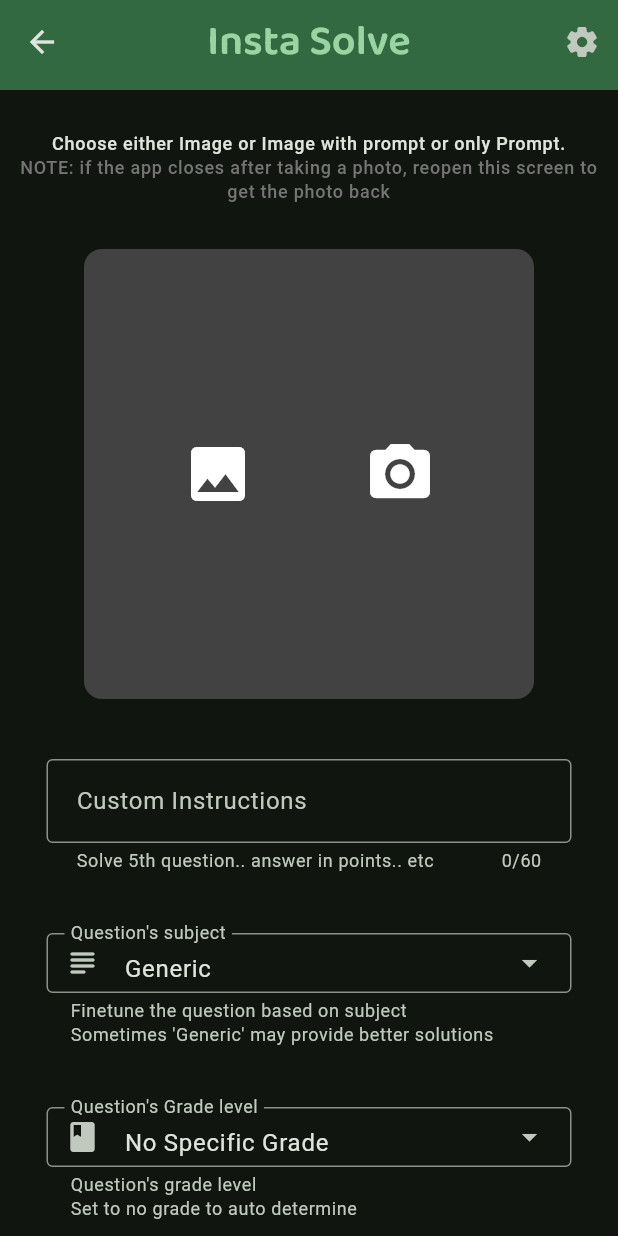
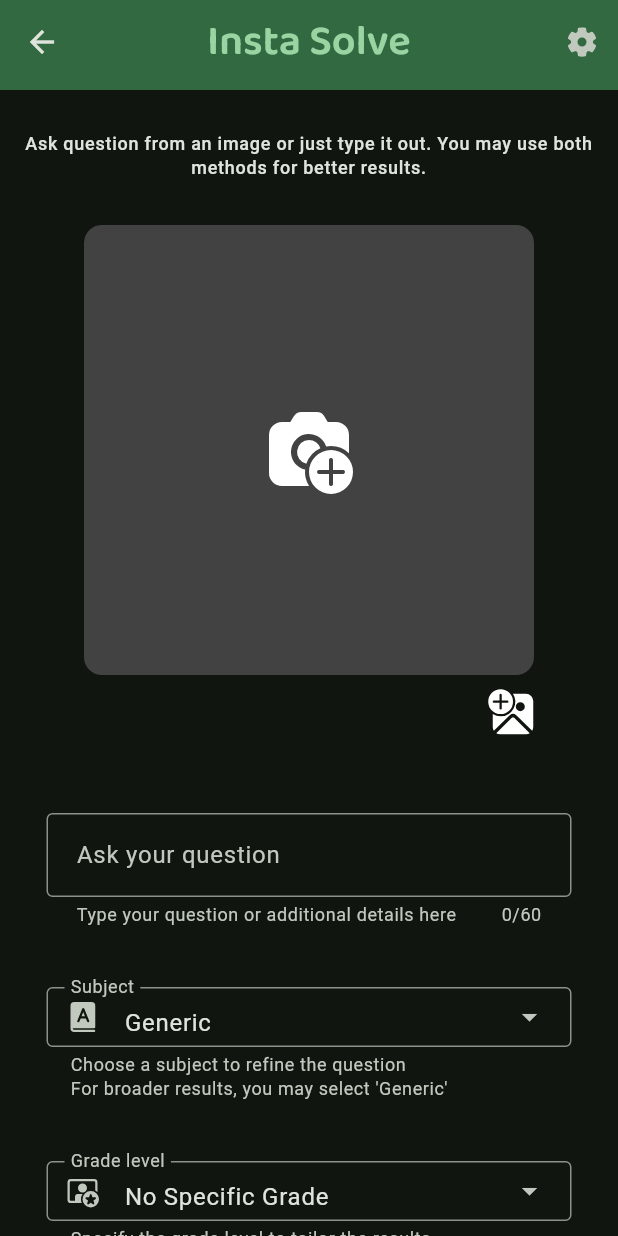
Before and after one commit to HarshNarayanJha/Insta-Solve, a Flutter app: the ScanPage screen opened by its route, on a phone screen of 412 x 824 dp. Run offline on Flutter 3.47's test engine with Material 3 defaults, Android fonts, the phone set to English and light mode, and no system bars; our stand-ins replace animated_text_kit, fluentui_system_icons, flutter_secure_storage, google_fonts, google_generative_ai, hive and 6 more; missing offline and left inert: flutter_tex; accounts and stored records are empty.

Commit message:
icons and text upgrades

```diff
--- a/lib/pages/answer_detail_page.dart
+++ b/lib/pages/answer_detail_page.dart
@@ -1,3 +1,4 @@
+import 'package:fluentui_system_icons/fluentui_system_icons.dart';
 import 'package:flutter/material.dart';
 import 'package:flutter_tex/flutter_tex.dart';
 import 'package:image_picker/image_picker.dart';
@@ -68,10 +69,10 @@ class _AnswerDetailPageState extends State<AnswerDetailPage> {
               padding: const EdgeInsets.all(16.0),
               child: Row(
                 children: [
-                  const Icon(Icons.subject_rounded),
+                  const Icon(FluentIcons.book_letter_24_filled),
                   Text(' ${ans.subject.replaceFirst("Photo", '').toTitleCase()}'),
                   const Spacer(),
-                  const Icon(Icons.class_rounded),
+                  const Icon(FluentIcons.video_person_star_24_filled),
                   Text(' ${ans.grade}'),
                 ],
               ),
--- a/lib/pages/answer_page.dart
+++ b/lib/pages/answer_page.dart
@@ -3,6 +3,7 @@ import 'dart:math';
 import 'dart:developer' as dev;
 
 import 'package:animated_text_kit/animated_text_kit.dart';
+import 'package:fluentui_system_icons/fluentui_system_icons.dart';
 import 'package:flutter/material.dart';
 import 'package:flutter_tex/flutter_tex.dart';
 import 'package:google_generative_ai/google_generative_ai.dart';
@@ -111,7 +112,7 @@ class _AnswerPageState extends State<AnswerPage> {
         // Invalid Api Key Provided!
         apiCalled = true;
         responseText =
-            "Invalid API Key supplied! Please verify your API key in settings, or turn off Custom API Key!";
+            "The API key provided is invalid. Please check your API key in preferences or disable the custom API key option.";
       }
     } else {
       _model = GenerativeModel(
@@ -178,7 +179,7 @@ class _AnswerPageState extends State<AnswerPage> {
             ScaffoldMessenger.of(context).hideCurrentSnackBar();
             ScaffoldMessenger.of(context).showSnackBar(SnackBar(
               behavior: SnackBarBehavior.floating,
-              content: const Text("Auto Saved to Library!!"),
+              content: const Text("Automatically saved to the library."),
               action: SnackBarAction(
                   label: "Delete",
                   onPressed: () async {
@@ -190,7 +191,7 @@ class _AnswerPageState extends State<AnswerPage> {
             ));
           }
         } else {
-          responseText = "Error fetching Answer";
+          responseText = "Unable to fetch the answer.";
         }
       });
 
@@ -306,11 +307,11 @@ class _AnswerPageState extends State<AnswerPage> {
                 padding: const EdgeInsets.all(16.0),
                 child: Row(
                   children: [
-                    const Icon(Icons.subject_rounded),
+                    const Icon(FluentIcons.book_letter_24_filled),
                     Text(
                         ' ${subject.name.replaceFirst("Photo", '').toTitleCase()}'),
                     const Spacer(),
-                    const Icon(Icons.class_rounded),
+                    const Icon(FluentIcons.video_person_star_24_filled),
                     Text(' $grade'),
                   ],
                 ),
@@ -337,11 +338,11 @@ class _AnswerPageState extends State<AnswerPage> {
                                 animatedTexts: [
                                   [
                                     TypewriterAnimatedText(
-                                        "Generating the Answer...",
+                                        "Generating Answer...",
                                         cursor: '|',
                                         speed:
                                             const Duration(milliseconds: 100)),
-                                    WavyAnimatedText("Generating the Answer...",
+                                    WavyAnimatedText("Generating Answer...",
                                         speed:
                                             const Duration(milliseconds: 100))
                                   ][textAnimationIndex]
@@ -369,16 +370,16 @@ class _AnswerPageState extends State<AnswerPage> {
         duration: const Duration(milliseconds: 100),
         child: FloatingActionButton.extended(
           enableFeedback: true,
-          tooltip: "Save the Answer for later reference",
+          tooltip: "Save this answer for future reference",
           onPressed: () async {
             // save the image to the disk
             if (answerSaved) {
               ScaffoldMessenger.of(context).hideCurrentSnackBar();
               ScaffoldMessenger.of(context).showSnackBar(SnackBar(
                 behavior: SnackBarBehavior.floating,
-                content: const Text("Already Saved!!"),
+                content: const Text("Already Saved"),
                 action: SnackBarAction(
-                    label: "Delete",
+                    label: "Remove",
                     onPressed: () async {
                       await HiveManager.deleteAnswer(answerKey);
                       setState(() {
@@ -392,7 +393,7 @@ class _AnswerPageState extends State<AnswerPage> {
             ScaffoldMessenger.of(context).hideCurrentSnackBar();
             ScaffoldMessenger.of(context).showSnackBar(SnackBar(
               behavior: SnackBarBehavior.floating,
-              content: const Text("Saved to Library!!"),
+              content: const Text("Saved to Library."),
               action: SnackBarAction(
                   label: "Delete",
                   onPressed: () async {
--- a/lib/pages/home.dart
+++ b/lib/pages/home.dart
@@ -196,7 +196,7 @@ class _HomePageState extends State<HomePage> {
         duration: Durations.medium1,
         offset: fabVisible ? Offset.zero : Offset.fromDirection(3.14 / 2, 1.5),
         child: FloatingActionButton.extended(
-            tooltip: "Scan Picture",
+            tooltip: "Capture New Question",
             label: const Text("New Scan"),
             icon: const Icon(Icons.camera_alt_rounded),
             onPressed: () {
--- a/lib/pages/scan_page.dart
+++ b/lib/pages/scan_page.dart
@@ -1,6 +1,7 @@
 import 'dart:developer';
 import 'dart:io';
 
+import 'package:fluentui_system_icons/fluentui_system_icons.dart';
 import 'package:flutter/material.dart';
 import 'package:image_cropper/image_cropper.dart';
 import 'package:image_picker/image_picker.dart';
@@ -91,7 +92,7 @@ class _ScanPageState extends State<ScanPage> {
             ],
           ),
           IOSUiSettings(
-            title: "Cropping Question Image",
+            title: "Crop Image for Question",
             aspectRatioLockEnabled: false,
             aspectRatioPresets: [
               CropAspectRatioPreset.square,
@@ -204,18 +205,18 @@ class _ScanPageState extends State<ScanPage> {
               children: [
                 const SizedBox(height: 20),
                 Text(
-                  "Choose either Image or Image with prompt or only Prompt.",
+                  "Ask question from an image or just type it out. You may use both methods for better results.",
                   style: Theme.of(context).textTheme.labelMedium,
                   textAlign: TextAlign.center,
                 ),
-                Text(
-                  "NOTE: if the app closes after taking a photo, reopen this screen to get the photo back",
-                  style: Theme.of(context)
-                      .textTheme
-                      .labelMedium
-                      ?.copyWith(color: Colors.grey.shade600),
-                  textAlign: TextAlign.center,
-                ),
+                // Text(
+                //   "NOTE: if the app closes after taking a photo, reopen this screen to get the photo back",
+                //   style: Theme.of(context)
+                //       .textTheme
+                //       .labelMedium
+                //       ?.copyWith(color: Colors.grey.shade600),
+                //   textAlign: TextAlign.center,
+                // ),
                 const SizedBox(height: 30),
                 Stack(
                   children: [
@@ -264,6 +265,22 @@ class _ScanPageState extends State<ScanPage> {
                     ),
                   ],
                 ),
+                Padding(
+                  padding: const EdgeInsets.only(right: 36.0),
+                  child: Row(
+                    mainAxisAlignment: MainAxisAlignment.end,
+                    children: [
+                      IconButton(
+                        onPressed: _openGallery,
+                        icon: const Icon(
+                          FluentIcons.image_add_24_filled,
+                          size: 36,
+                        ),
+                        color: Colors.white,
+                      ),
+                    ],
+                  ),
+                ),
                 const SizedBox(height: 40),
                 Padding(
                   padding: const EdgeInsets.symmetric(horizontal: 8),
@@ -280,7 +297,7 @@ class _ScanPageState extends State<ScanPage> {
                       maxLength: 60,
                       decoration: InputDecoration(
                         contentPadding: const EdgeInsets.all(16),
-                        label: const Text("Custom Instructions"),
+                        label: Text((_image == null) ? "Ask your question" : "Image context"),
                         suffixIcon: AnimatedOpacity(
                           duration: Durations.short3,
                           opacity: customInput.text.isEmpty ? 0.0 : 1.0,
@@ -294,7 +311,7 @@ class _ScanPageState extends State<ScanPage> {
                           ),
                         ),
                         helperText:
-                            "Solve 5th question.. answer in points.. etc",
+                            "Type your question or additional details here",
                         border: OutlineInputBorder(
                           borderRadius: BorderRadius.circular(4),
                         ),
@@ -305,12 +322,12 @@ class _ScanPageState extends State<ScanPage> {
                 const SizedBox(height: 40),
                 DropdownMenu<String>(
                   width: 350,
-                  label: const Text("Question's subject"),
+                  label: const Text("Subject"),
                   menuHeight: 300,
-                  leadingIcon: const Icon(Icons.subject_rounded),
+                  leadingIcon: const Icon(FluentIcons.book_letter_24_filled),
                   initialSelection: subject.name,
                   helperText:
-                      "Finetune the question based on subject\nSometimes 'Generic' may provide better solutions",
+                      "Choose a subject to refine the question\nFor broader results, you may select 'Generic'",
                   onSelected: (String? value) {
                     setState(() {
                       subject =
@@ -328,12 +345,13 @@ class _ScanPageState extends State<ScanPage> {
                 const SizedBox(height: 40),
                 DropdownMenu<String>(
                   width: 350,
-                  label: const Text("Question's Grade level"),
+                  label: const Text("Grade level"),
                   menuHeight: 300,
-                  leadingIcon: const Icon(Icons.class_rounded),
+                  leadingIcon:
+                      const Icon(FluentIcons.video_person_star_24_filled),
                   initialSelection: gradeValue,
                   helperText:
-                      "Question's grade level\nSet to no grade to auto determine",
+                      "Specify the grade level to tailor the results.\nChoose 'No Specific Grade' for automatic determination.",
                   onSelected: (String? value) {
                     setState(() {
                       gradeValue = value!;
@@ -364,7 +382,7 @@ class _ScanPageState extends State<ScanPage> {
                                     .colorScheme
                                     .tertiaryContainer))
                         : const ButtonStyle(),
-                    label: Text("Solve!",
+                    label: Text("Solve",
                         style: TextStyle(
                             color: (gotData)
                                 ? Theme.of(context)
@@ -374,7 +392,7 @@ class _ScanPageState extends State<ScanPage> {
                 const SizedBox(height: 10),
                 ElevatedButton.icon(
                     icon: Icon(
-                      Icons.save_as_rounded,
+                      FluentIcons.drafts_24_filled,
                       color: (gotData && !answerSavedForLater)
                           ? Theme.of(context).colorScheme.onSecondaryContainer
                           : Colors.grey,
@@ -407,7 +425,7 @@ class _ScanPageState extends State<ScanPage> {
                                     .colorScheme
                                     .secondaryContainer))
                         : const ButtonStyle(),
-                    label: Text("Save to Ask Later!",
+                    label: Text("Save to Ask Later",
                         style: TextStyle(
                             color: (gotData && !answerSavedForLater)
                                 ? Theme.of(context)
@@ -443,7 +461,7 @@ class ImageDeleteOverlay extends StatelessWidget {
           child: const Icon(
             Icons.delete_forever_outlined,
             color: Colors.red,
-            semanticLabel: "Close Image",
+            semanticLabel: "Remove Image",
             size: 72,
           ),
         ));
@@ -462,25 +480,25 @@ class CameraButtonRow extends StatelessWidget {
 
   @override
   Widget build(BuildContext context) {
-    return Row(
+    return Column(
       mainAxisAlignment: MainAxisAlignment.spaceEvenly,
       children: [
         IconButton(
-          onPressed: openGallary,
+          onPressed: openCamera,
           icon: const Icon(
-            Icons.photo,
-            size: 48,
+            FluentIcons.camera_add_24_filled,
+            size: 64,
           ),
           color: Colors.white,
         ),
-        IconButton(
-          onPressed: openCamera,
-          icon: const Icon(
-            Icons.camera_alt,
-            size: 48,
-          ),
-          color: Colors.white,
-        ),
+        // IconButton(
+        //   onPressed: openGallary,
+        //   icon: const Icon(
+        //     Icons.photo,
+        //     size: 48,
+        //   ),
+        //   color: Colors.white,
+        // ),
       ],
     );
   }
--- a/lib/widgets/answer_card_widget.dart
+++ b/lib/widgets/answer_card_widget.dart
@@ -1,4 +1,5 @@
 import 'dart:io';
+import 'package:fluentui_system_icons/fluentui_system_icons.dart';
 import 'package:flutter/material.dart';
 import 'package:insta_solve/data/hive_manager.dart';
 import 'package:insta_solve/data/util_data.dart';
@@ -82,11 +83,11 @@ class AnswerCardWidget extends StatelessWidget {
                   const SizedBox(height: 20),
                   Row(
                     children: [
-                      const Icon(Icons.subject_rounded),
+                      const Icon(FluentIcons.book_letter_24_filled),
                       Text(
                           ' ${ans.subject.replaceFirst("Photo", '').toTitleCase()}'),
                       const Spacer(),
-                      const Icon(Icons.class_rounded),
+                      const Icon(FluentIcons.video_person_star_24_filled),
                       Text(' ${ans.grade}'),
                     ],
                   ),
--- a/lib/widgets/answer_filter_widget.dart
+++ b/lib/widgets/answer_filter_widget.dart
@@ -1,3 +1,4 @@
+import 'package:fluentui_system_icons/fluentui_system_icons.dart';
 import 'package:flutter/material.dart';
 import 'package:insta_solve/data/util_data.dart';
 
@@ -47,7 +48,7 @@ class AnswerFilterWidget extends StatelessWidget {
                   value: filterSubject,
                   icon: Container(
                     padding: const EdgeInsets.only(left: 16),
-                    child: const Icon(Icons.subject_rounded),
+                    child: const Icon(FluentIcons.book_letter_24_filled),
                   ),
                   onChanged: (String? value) {
                     // log(value!);
@@ -67,7 +68,7 @@ class AnswerFilterWidget extends StatelessWidget {
               DropdownButton<String>(
                 menuMaxHeight: 250,
                 value: filterClass,
-                icon: const Icon(Icons.class_rounded),
+                icon: const Icon(FluentIcons.video_person_star_24_filled),
                 onChanged: (String? value) {
                   onFilterClass(value!);
                 },
--- a/lib/widgets/filter_sheet_widget.dart
+++ b/lib/widgets/filter_sheet_widget.dart
@@ -1,3 +1,4 @@
+import 'package:fluentui_system_icons/fluentui_system_icons.dart';
 import 'package:flutter/material.dart';
 import 'package:insta_solve/data/util_data.dart';
 
@@ -76,7 +77,7 @@ class _FilterSheetState extends State<FilterSheet> {
                   value: filterSubject,
                   icon: Container(
                     padding: const EdgeInsets.only(left: 16),
-                    child: const Icon(Icons.subject_rounded),
+                    child: const Icon(FluentIcons.book_letter_24_filled),
                   ),
                   onChanged: (String? value) {
                     widget.onFilterSubject(value!);
@@ -112,7 +113,7 @@ class _FilterSheetState extends State<FilterSheet> {
                   value: filterClass,
                   icon: Container(
                     padding: const EdgeInsets.only(left: 16),
-                    child: const Icon(Icons.class_rounded),
+                    child: const Icon(FluentIcons.video_person_star_24_filled),
                   ),
                   onChanged: (String? value) {
                     widget.onFilterClass(value!);
--- a/lib/widgets/instasolve_app_bar.dart
+++ b/lib/widgets/instasolve_app_bar.dart
@@ -1,3 +1,4 @@
+import 'package:fluentui_system_icons/fluentui_system_icons.dart';
 import 'package:flutter/material.dart';
 import 'package:insta_solve/widgets/settings_sheet_widget.dart';
 
@@ -20,7 +21,7 @@ class InstasolveAppBar extends StatelessWidget implements PreferredSizeWidget {
       centerTitle: true,
       actions: [
         IconButton(
-            icon: const Icon(Icons.settings_rounded),
+            icon: const Icon(FluentIcons.settings_24_filled),
             onPressed: () {
               showModalBottomSheet(
                 context: context,
```
Also changed, not shown: lib/widgets/settings_sheet_widget.dart (+6 -5 lines).
